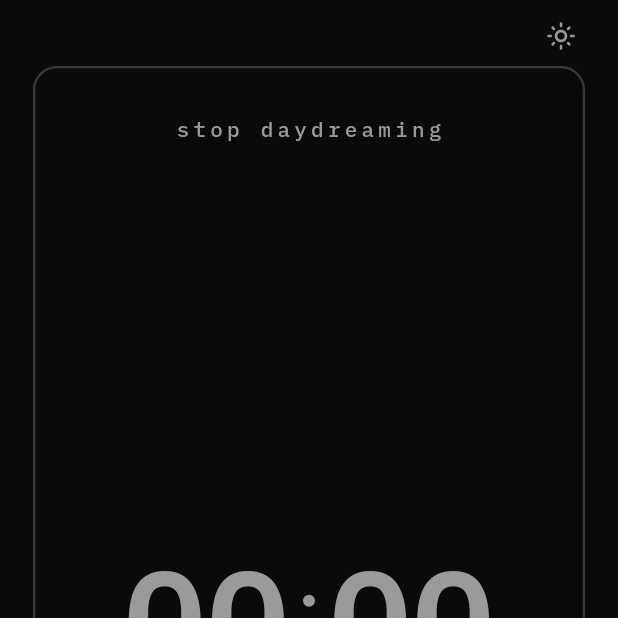
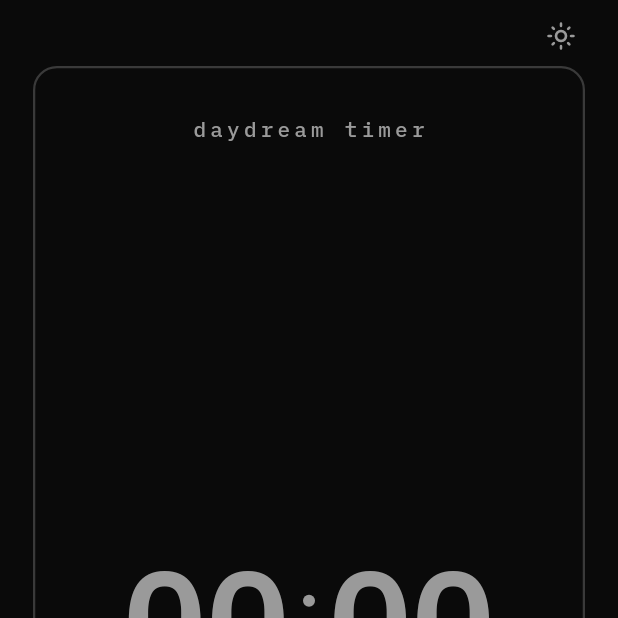
Before and after one commit to TheDreamingMango/Daydream-Timer, a Flutter app: the screen it shows after launch, on a phone screen of 412 x 824 dp, the top half of it. Run offline on Flutter 3.47's test engine with Material 3 defaults, Android fonts, the phone set to English and light mode, and no system bars; our stand-ins replace flutter_tts, shared_preferences; missing offline and left inert: audio_session, flutter_foreground_task.

Commit message:
Rename app to Daydream Timer
Co-authored-by: Cursor <cursoragent@cursor.com>

```diff
--- a/lib/main.dart
+++ b/lib/main.dart
@@ -50,7 +50,7 @@ class _StopDaydreamingAppState extends State<StopDaydreamingApp> {
         builder: (context, _) {
           return WithForegroundTask(
             child: MaterialApp(
-              title: 'Stop Daydreaming',
+              title: 'Daydream Timer',
               debugShowCheckedModeBanner: false,
               theme: AppTheme.light,
               darkTheme: AppTheme.dark,
--- a/lib/session_controller.dart
+++ b/lib/session_controller.dart
@@ -147,7 +147,7 @@ class SessionController extends ChangeNotifier {
 
     final result = await FlutterForegroundTask.startService(
       serviceTypes: [ForegroundServiceTypes.mediaPlayback],
-      notificationTitle: 'stop daydreaming',
+      notificationTitle: 'daydream timer',
       notificationText: 'running  00:00',
       callback: startCallback,
     );
--- a/lib/session_task.dart
+++ b/lib/session_task.dart
@@ -44,7 +44,7 @@ class SessionTaskHandler extends TaskHandler {
     if (second != _lastNotifiedSecond) {
       _lastNotifiedSecond = second;
       FlutterForegroundTask.updateService(
-        notificationTitle: 'stop daydreaming',
+        notificationTitle: 'daydream timer',
         notificationText: 'running  ${formatElapsed(elapsed)}',
       );
     }
--- a/lib/timer_screen.dart
+++ b/lib/timer_screen.dart
@@ -119,7 +119,7 @@ class _TimerScreenState extends State<TimerScreen> {
                             child: Column(
                               children: [
                                 Text(
-                                  'stop daydreaming',
+                                  'daydream timer',
                                   style: _mono(
                                     color: running
                                         ? palette.accent
--- a/pubspec.yaml
+++ b/pubspec.yaml
@@ -1,5 +1,5 @@
 name: stop_daydreaming
-description: "A new Flutter project."
+description: "A spoken grounding timer for maladaptive daydreaming."
 # The following line prevents the package from being accidentally published to
 # pub.dev using `flutter pub publish`. This is preferred for private packages.
 publish_to: 'none' # Remove this line if you wish to publish to pub.dev
```
Also changed, not shown: 5 other files.
